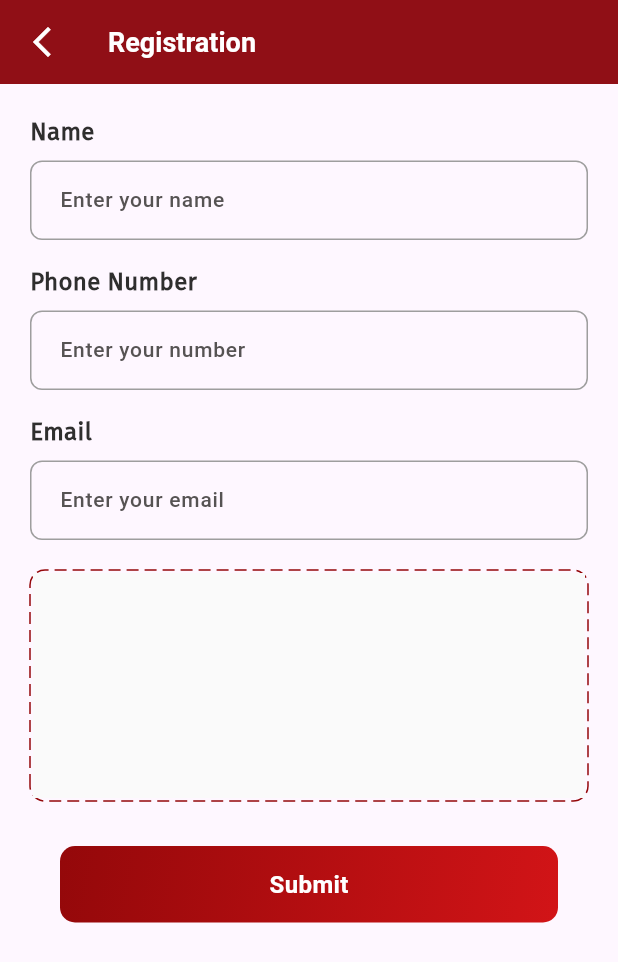
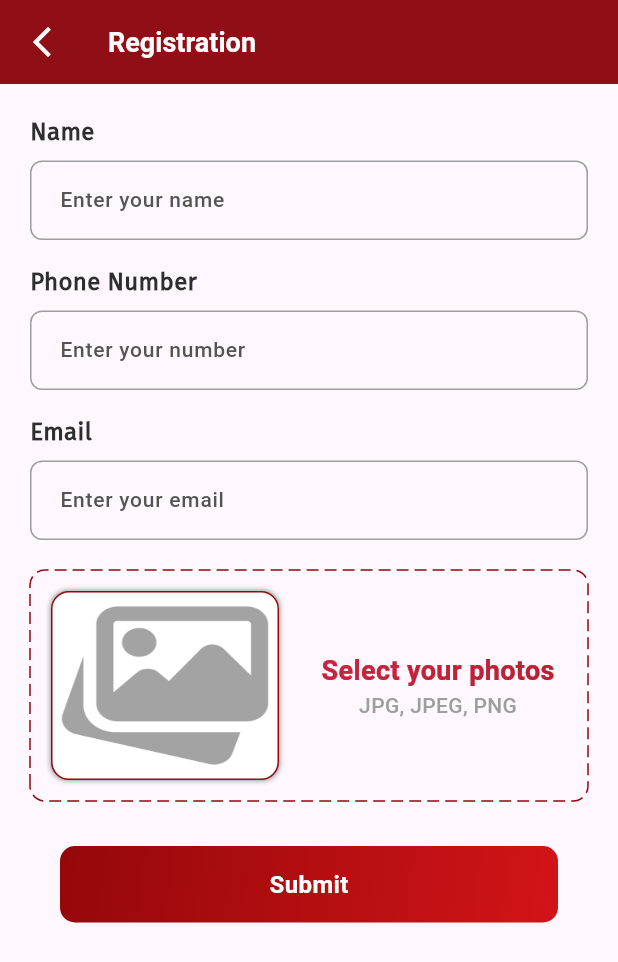
Before and after one commit to AbuSayedMasud/daily_expense, a Flutter app: the RegistrationScreen screen opened directly, on a phone screen of 412 x 824 dp. Shown: the top 962 px of the screen. Run offline on Flutter 3.47's test engine with Material 3 defaults, Android fonts, the light colour scheme and no system bars; drawn by our look-alikes of dotted_border; our stand-ins replace font_awesome_flutter; project files that could hold a hidden picture were left out.

Commit message:
registration ui

```diff
--- a/lib/ui/registrationUi/registration.dart
+++ b/lib/ui/registrationUi/registration.dart
@@ -70,11 +70,70 @@ class _RegistrationScreenState extends State<RegistrationScreen> {
                     width: double.infinity,
                     height: 150,
                     alignment: Alignment.center,
-                    color: Colors.grey.shade50,
                     child: Padding(
                       padding: EdgeInsets.all(12),
                       child: Row(
-
+                        children: [
+                          Container(
+                            decoration: BoxDecoration(
+                              color: Colors.white, // Background color
+                              borderRadius: BorderRadius.circular(12),
+                              border: Border.all(color: primaryColor, width: 1),
+                              boxShadow: [
+                                BoxShadow(
+                                  color: Colors.grey,
+                                  blurRadius: 2,
+                                  spreadRadius: .5,
+                                  offset: Offset(0, 0),
+                                ),
+                              ],
+                            ),
+                            child: Expanded(
+                              flex: 2,
+                              child: ClipRRect(
+                                borderRadius: BorderRadius.circular(12),
+                                child: Image.asset(
+                                  "assets/images/ic_gallery.png",
+                                  // Example image
+                                  width: 150,
+                                  height: 150,
+                                  fit: BoxFit.fill,
+                                ),
+                              ),
+                            ),
+                          ),
+                          SizedBox(
+                            width: 20,
+                          ),
+                          Expanded(
+                            flex: 3,
+                            child: Column(
+                                mainAxisAlignment: MainAxisAlignment.center,
+                                children: [
+                                  ShaderMask(
+                                    shaderCallback: (Rect bounds) {
+                                      return textGradient.createShader(bounds);
+                                    },
+                                    child: Text(
+                                      "Select your photos",
+                                      style: TextStyle(
+                                        fontSize: 18,
+                                        fontWeight: FontWeight.bold,
+                                        color: Colors
+                                            .white, // Required, but overridden by shader
+                                      ),
+                                    ),
+                                  ),
+                                  Text(
+                                    "JPG, JPEG, PNG",
+                                    style: TextStyle(
+                                        color: Colors.grey,
+                                        fontWeight: FontWeight.w500,
+                                        fontSize: 14),
+                                  )
+                                ]),
+                          )
+                        ],
                       ),
                     )),
               ),
@@ -84,9 +143,7 @@ class _RegistrationScreenState extends State<RegistrationScreen> {
               Padding(
                 padding: EdgeInsets.fromLTRB(20, 0, 20, 0),
                 child: SubmitButton(
-                  onButtonClick: () {
-
-                  },
+                  onButtonClick: () {},
                   value: 'Submit',
                 ),
               ),
--- a/pubspec.yaml
+++ b/pubspec.yaml
@@ -76,6 +76,7 @@ flutter:
   assets:
     - assets/images/banner_image.png
     - assets/lottie/topbarbackground.json
+    - assets/images/ic_gallery.png
   #   - images/a_dot_ham.jpeg
 
   # An image asset can refer to one or more resolution-specific "variants", see
```
